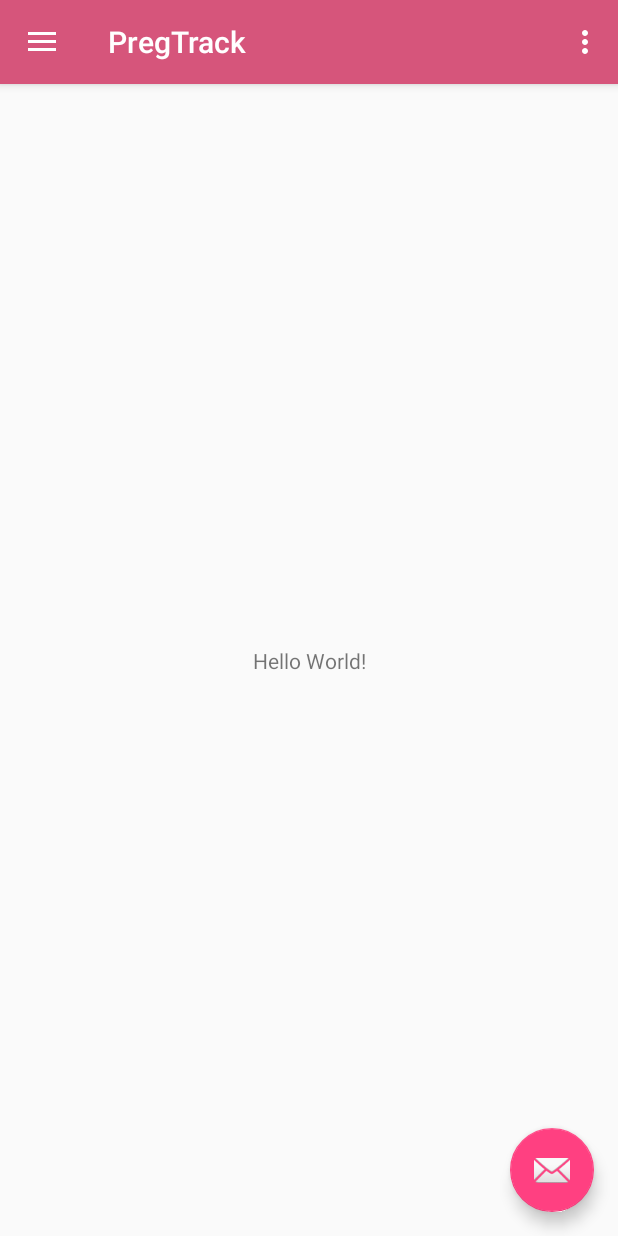
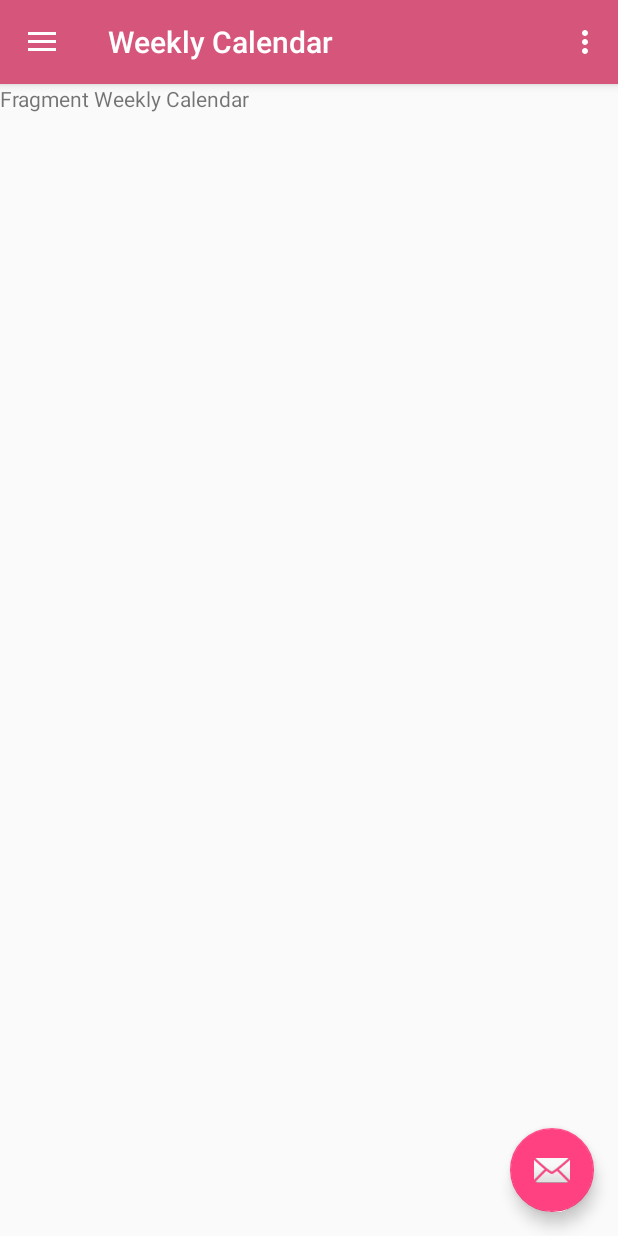
Before and after one commit to MwangiMuriuki/FemiTrack, an Android app: the MainActivity screen opened directly, with no data from a screen before it, in the side drawer, after a tap on "Weekly Calendar", on a phone screen of 412 x 824 dp. Run offline under Robolectric (Android 15) with nearby library versions, the phone set to English and light mode, and no system bars.

```diff
--- /dev/null
+++ b/app/src/main/java/com/example/a001759/pregtrack/Home.java
@@ -0,0 +1,37 @@
+package com.example.a001759.pregtrack;
+
+
+import android.os.Bundle;
+import android.support.annotation.Nullable;
+import android.support.v4.app.Fragment;
+import android.view.LayoutInflater;
+import android.view.View;
+import android.view.ViewGroup;
+
+
+/**
+ * A simple {@link Fragment} subclass.
+ */
+public class Home extends Fragment {
+
+
+    public Home() {
+        // Required empty public constructor
+    }
+
+
+    @Override
+    public View onCreateView(LayoutInflater inflater, ViewGroup container,
+                             Bundle savedInstanceState) {
+        // Inflate the layout for this fragment
+        return inflater.inflate(R.layout.fragment_home, container, false);
+    }
+
+    @Override
+    public void onViewCreated(View view, @Nullable Bundle savedInstanceState) {
+        super.onViewCreated(view, savedInstanceState);
+        //you can set the title for your toolbar here for different fragments different titles
+        getActivity().setTitle("Home");
+    }
+
+}
--- a/app/src/main/java/com/example/a001759/pregtrack/MainActivity.java
+++ b/app/src/main/java/com/example/a001759/pregtrack/MainActivity.java
@@ -1,8 +1,11 @@
 package com.example.a001759.pregtrack;
+
 
 import android.os.Bundle;
 import android.support.design.widget.FloatingActionButton;
 import android.support.design.widget.Snackbar;
+import android.support.v4.app.Fragment;
+import android.support.v4.app.FragmentTransaction;
 import android.view.View;
 import android.support.design.widget.NavigationView;
 import android.support.v4.view.GravityCompat;
@@ -40,6 +43,8 @@ public class MainActivity extends AppCompatActivity
 
         NavigationView navigationView = (NavigationView) findViewById(R.id.nav_view);
         navigationView.setNavigationItemSelectedListener(this);
+
+        displaySelectedScreen(R.id.nav_home);
     }
 
     @Override
@@ -78,20 +83,58 @@ public class MainActivity extends AppCompatActivity
     @Override
     public boolean onNavigationItemSelected(MenuItem item) {
         // Handle navigation view item clicks here.
-        int id = item.getItemId();
+//        int id = item.getItemId();
+//
+//        if (id == R.id.nav_camera) {
+//            // Handle the camera action
+//        } else if (id == R.id.nav_gallery) {
+//
+//        } else if (id == R.id.nav_slideshow) {
+//
+//        } else if (id == R.id.nav_manage) {
+//
+//        }
+//
+//        DrawerLayout drawer = (DrawerLayout) findViewById(R.id.drawer_layout);
+//        drawer.closeDrawer(GravityCompat.START);
 
-        if (id == R.id.nav_camera) {
-            // Handle the camera action
-        } else if (id == R.id.nav_gallery) {
+        displaySelectedScreen(item.getItemId());
+        return true;
+    }
 
-        } else if (id == R.id.nav_slideshow) {
+    private void displaySelectedScreen(int itemId) {
 
-        } else if (id == R.id.nav_manage) {
+        //creating fragment object
+        Fragment fragment = null;
 
+        //initializing the fragment object which is selected
+        switch (itemId) {
+            case R.id.nav_home:
+                fragment = new Home();
+                break;
+            case R.id.nav_pregnancy_calculator:
+                fragment = new PregnancyCalculator();
+                break;
+            case R.id.nav_weekly_calendar:
+                fragment = new WeeklyCalendar();
+                break;
+            case R.id.nav_appointments:
+                fragment = new Appointments();
+                break;
+            case R.id.nav_health_centers:
+                fragment = new HealthCenters();
+                break;
+
+        }
+
+        //replacing the fragment
+        if (fragment != null) {
+            FragmentTransaction ft = getSupportFragmentManager().beginTransaction();
+            ft.replace(R.id.content_frame, fragment);
+            ft.commit();
         }
 
         DrawerLayout drawer = (DrawerLayout) findViewById(R.id.drawer_layout);
         drawer.closeDrawer(GravityCompat.START);
-        return true;
     }
 }
--- /dev/null
+++ b/app/src/main/java/com/example/a001759/pregtrack/WeeklyCalendar.java
@@ -0,0 +1,37 @@
+package com.example.a001759.pregtrack;
+
+
+import android.os.Bundle;
+import android.support.annotation.Nullable;
+import android.support.v4.app.Fragment;
+import android.view.LayoutInflater;
+import android.view.View;
+import android.view.ViewGroup;
+
+
+/**
+ * A simple {@link Fragment} subclass.
+ */
+public class WeeklyCalendar extends Fragment {
+
+
+    public WeeklyCalendar() {
+        // Required empty public constructor
+    }
+
+
+    @Override
+    public View onCreateView(LayoutInflater inflater, ViewGroup container,
+                             Bundle savedInstanceState) {
+        // Inflate the layout for this fragment
+        return inflater.inflate(R.layout.fragment_weekly_calendar, container, false);
+    }
+
+    @Override
+    public void onViewCreated(View view, @Nullable Bundle savedInstanceState) {
+        super.onViewCreated(view, savedInstanceState);
+        //you can set the title for your toolbar here for different fragments different titles
+        getActivity().setTitle("Weekly Calendar");
+    }
+
+}
--- a/app/src/main/res/layout/content_main.xml
+++ b/app/src/main/res/layout/content_main.xml
@@ -8,10 +8,10 @@
     tools:context=".MainActivity"
     tools:showIn="@layout/app_bar_main">
 
-    <TextView
-        android:layout_width="wrap_content"
-        android:layout_height="wrap_content"
-        android:text="Hello World!"
+    <FrameLayout
+        android:id="@+id/content_frame"
+        android:layout_width="match_parent"
+        android:layout_height="match_parent"
         app:layout_constraintBottom_toBottomOf="parent"
         app:layout_constraintLeft_toLeftOf="parent"
         app:layout_constraintRight_toRightOf="parent"
--- /dev/null
+++ b/app/src/main/res/layout/fragment_weekly_calendar.xml
@@ -0,0 +1,14 @@
+<?xml version="1.0" encoding="utf-8"?>
+<FrameLayout xmlns:android="http://schemas.android.com/apk/res/android"
+    xmlns:tools="http://schemas.android.com/tools"
+    android:layout_width="match_parent"
+    android:layout_height="match_parent"
+    tools:context=".WeeklyCalendar">
+
+    <!-- TODO: Update blank fragment layout -->
+    <TextView
+        android:layout_width="match_parent"
+        android:layout_height="match_parent"
+        android:text="Fragment Weekly Calendar" />
+
+</FrameLayout>
--- a/app/src/main/res/menu/activity_main_drawer.xml
+++ b/app/src/main/res/menu/activity_main_drawer.xml
@@ -5,30 +5,30 @@
 
     <group android:checkableBehavior="single">
         <item
-            android:id="@+id/nav_camera"
+            android:id="@+id/nav_home"
             android:icon="@drawable/ic_home"
             android:title="Home" />
 
         <item
-            android:id="@+id/nav_gallery"
+            android:id="@+id/nav_pregnancy_calculator"
             android:icon="@drawable/ic_calculator"
             android:title="Pregnancy Calculator" />
 
         <item
-            android:id="@+id/nav_slideshow"
+            android:id="@+id/nav_weekly_calendar"
             android:icon="@drawable/ic_calendar"
             android:title="Weekly Calendar" />
 
 
         <item
-            android:id="@+id/nav_new"
+            android:id="@+id/nav_appointments"
             android:icon="@drawable/ic_appointment"
             android:title="My Appointments" />
 
         <item
-            android:id="@+id/nav_manage"
+            android:id="@+id/nav_health_centers"
             android:icon="@drawable/ic_health_center"
-            android:title="Health Center" />
+            android:title="Health Centers" />
 
     </group>
 
--- a/app/src/main/res/values/strings.xml
+++ b/app/src/main/res/values/strings.xml
@@ -6,4 +6,7 @@
     <string name="nav_header_subtitle">android.studio@android.com</string>
     <string name="nav_header_desc">Navigation header</string>
     <string name="action_settings">Settings</string>
+
+    <!-- TODO: Remove or change this placeholder text -->
+    <string name="hello_blank_fragment">Hello blank fragment</string>
 </resources>
--- a/build.gradle
+++ b/build.gradle
@@ -12,6 +12,7 @@ buildscript {
 
         // NOTE: Do not place your application dependencies here; they belong
         // in the individual module build.gradle files
+        classpath 'com.google.gms:google-services:3.1.1'
     }
 }
 
```
Also changed, not shown: app/build.gradle (+6 -1 lines), app/src/main/java/com/example/a001759/pregtrack/Appointments.java (added, +37 -0 lines), app/src/main/java/com/example/a001759/pregtrack/HealthCenters.java (added, +36 -0 lines), app/src/main/java/com/example/a001759/pregtrack/PregnancyCalculator.java (added, +37 -0 lines), app/src/main/res/layout/fragment_appointments.xml (added, +14 -0 lines), app/src/main/res/layout/fragment_health_centers.xml (added, +14 -0 lines), app/src/main/res/layout/fragment_home.xml (added, +14 -0 lines), app/src/main/res/layout/fragment_pregnancy_calculator.xml (added, +14 -0 lines).
